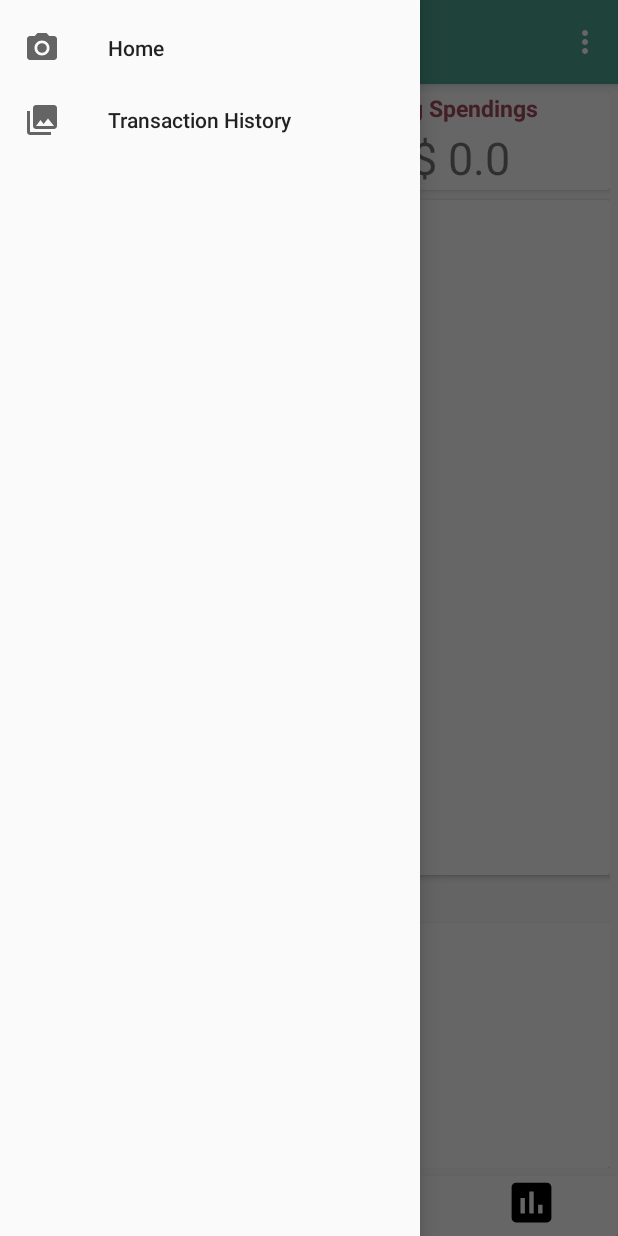
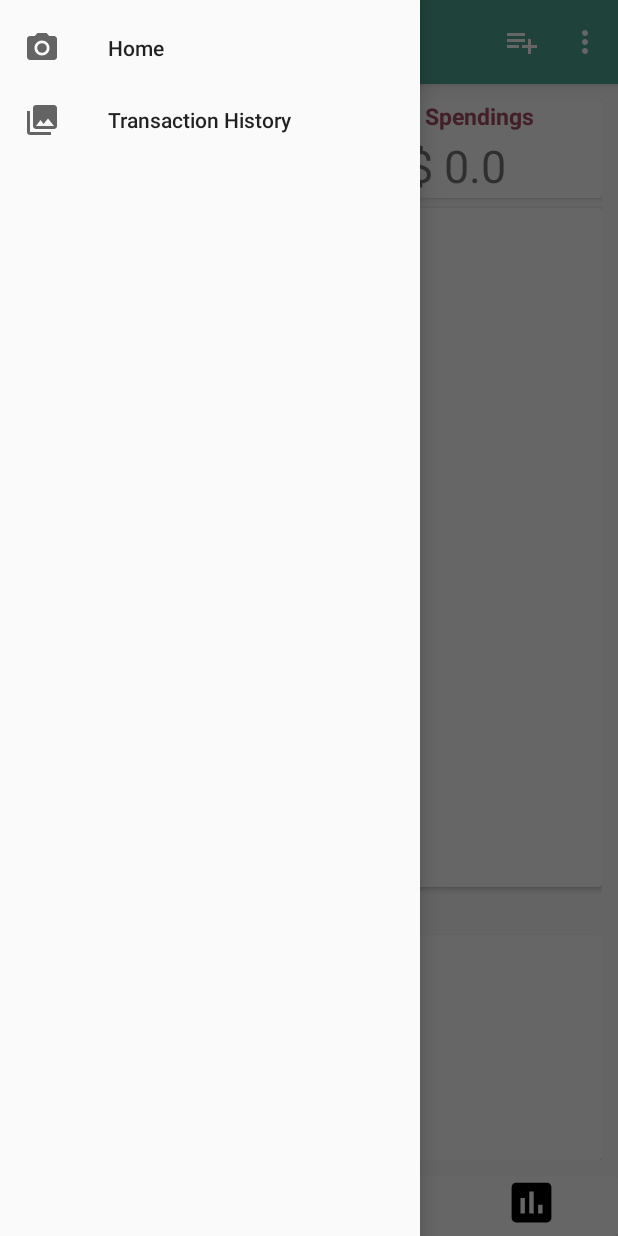
Before and after one commit to Dom07/WalletManager, an Android app: the screen it shows after launch (MainActivity), with the side drawer open, on a phone screen of 412 x 824 dp. Run offline under Robolectric (Android 15) with nearby library versions, the phone set to English and light mode, and no system bars; libraries missing offline, so code that uses them is left out: com.aurelhubert.ahbottomnavigation, com.github.mikephil.charting; plain views replace PieChart; 3 statements that could not run were skipped.

Commit message:
- Created new fragment for categories - Created new items in menu for managing categories

```diff
--- a/app/src/main/java/com/dom5230/utility/walletmanager/Home.java
+++ b/app/src/main/java/com/dom5230/utility/walletmanager/Home.java
@@ -236,7 +236,7 @@ public class Home extends Fragment {
 
                 @Override
                 public void onNothingSelected() {
-
+                    setPieCenterText(null);
                 }
             });
         }
@@ -244,7 +244,7 @@ public class Home extends Fragment {
 
     public void setPieCenterText(Entry e){
         PieEntry pieEntry = (PieEntry)e;
-        pieChart.setCenterText(pieEntry.getLabel()+": "+getResources().getString(R.string.dollar)+" "+pieEntry.getValue());
+        pieChart.setCenterText(pieEntry.getLabel()+":"+getResources().getString(R.string.dollar)+""+pieEntry.getValue());
         pieChart.setCenterTextSize(15f);
         pieChart.setCenterTextColor(Color.BLUE);
     }
--- /dev/null
+++ b/app/src/main/res/drawable/ic_add_new_category_24dp.xml
@@ -0,0 +1,5 @@
+<vector android:height="24dp" android:tint="#FFFFFF"
+    android:viewportHeight="24.0" android:viewportWidth="24.0"
+    android:width="24dp" xmlns:android="http://schemas.android.com/apk/res/android">
+    <path android:fillColor="#FF000000" android:pathData="M14,10L2,10v2h12v-2zM14,6L2,6v2h12L14,6zM18,14v-4h-2v4h-4v2h4v4h2v-4h4v-2h-4zM2,16h8v-2L2,14v2z"/>
+</vector>
--- a/app/src/main/res/layout/fragment_home.xml
+++ b/app/src/main/res/layout/fragment_home.xml
@@ -3,6 +3,7 @@
     xmlns:tools="http://schemas.android.com/tools"
     android:layout_width="match_parent"
     android:layout_height="match_parent"
+    android:layout_margin="5dp"
     tools:context="com.dom5230.utility.walletmanager.Home">
 
     <RelativeLayout
@@ -130,7 +131,7 @@
         <android.support.v7.widget.CardView
             android:id="@+id/layout3"
             android:layout_width="match_parent"
-            android:layout_height="163dp"
+            android:layout_height="150dp"
             android:layout_alignParentBottom="true"
             android:layout_marginBottom="5dp"
             android:elevation="10dp">
--- a/app/src/main/res/menu/main.xml
+++ b/app/src/main/res/menu/main.xml
@@ -2,8 +2,15 @@
 <menu xmlns:android="http://schemas.android.com/apk/res/android"
     xmlns:app="http://schemas.android.com/apk/res-auto">
     <item
-        android:id="@+id/action_settings"
+        android:id="@+id/action_manage_categories"
         android:orderInCategory="100"
-        android:title="@string/action_settings"
+        android:title="Manage Categories"
         app:showAsAction="never" />
+
+    <item
+        android:id="@+id/action_add_category"
+        android:title="Add Category"
+        android:icon="@drawable/ic_add_new_category_24dp"
+        app:showAsAction="always"/>
+
 </menu>
```
Also changed, not shown: app/src/main/java/com/dom5230/utility/walletmanager/MainActivity.java (+38 -3 lines), app/src/main/java/com/dom5230/utility/walletmanager/ManageCategories.java (added, +46 -0 lines), app/src/main/java/com/dom5230/utility/walletmanager/ManageCategoriesAdapter.java (added, +49 -0 lines), app/src/main/res/layout/dialogue_add_new_category.xml (added, +16 -0 lines), app/src/main/res/layout/fragment_manage_categories.xml (added, +15 -0 lines), app/src/main/res/layout/single_category_view.xml (added, +25 -0 lines).
